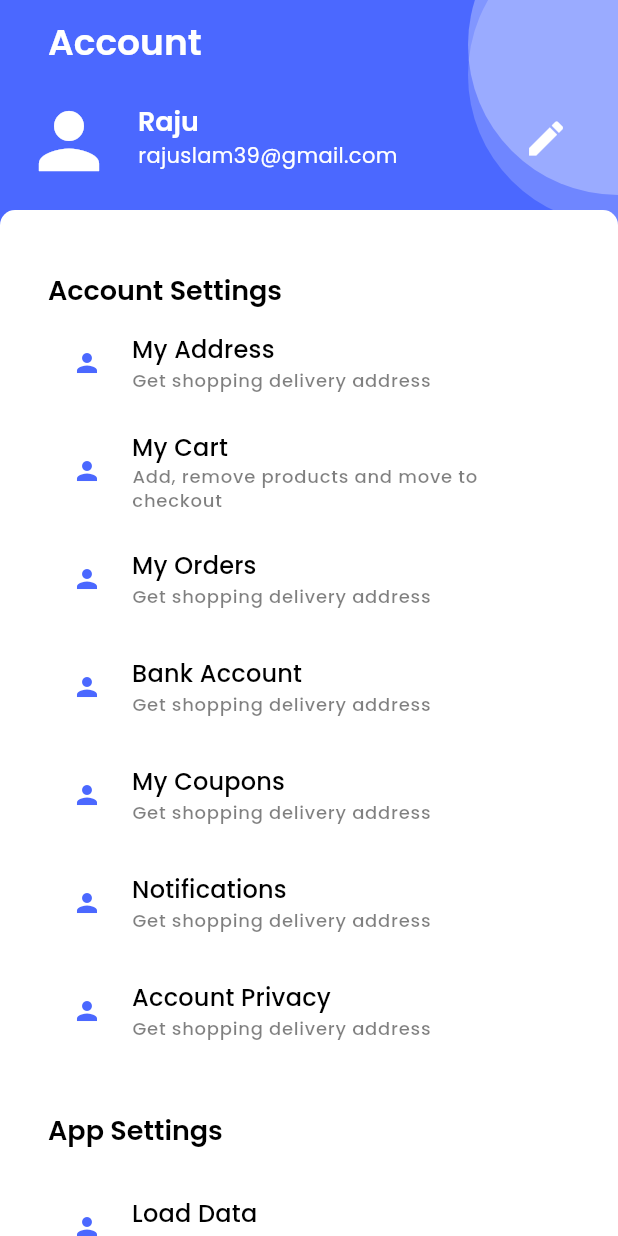
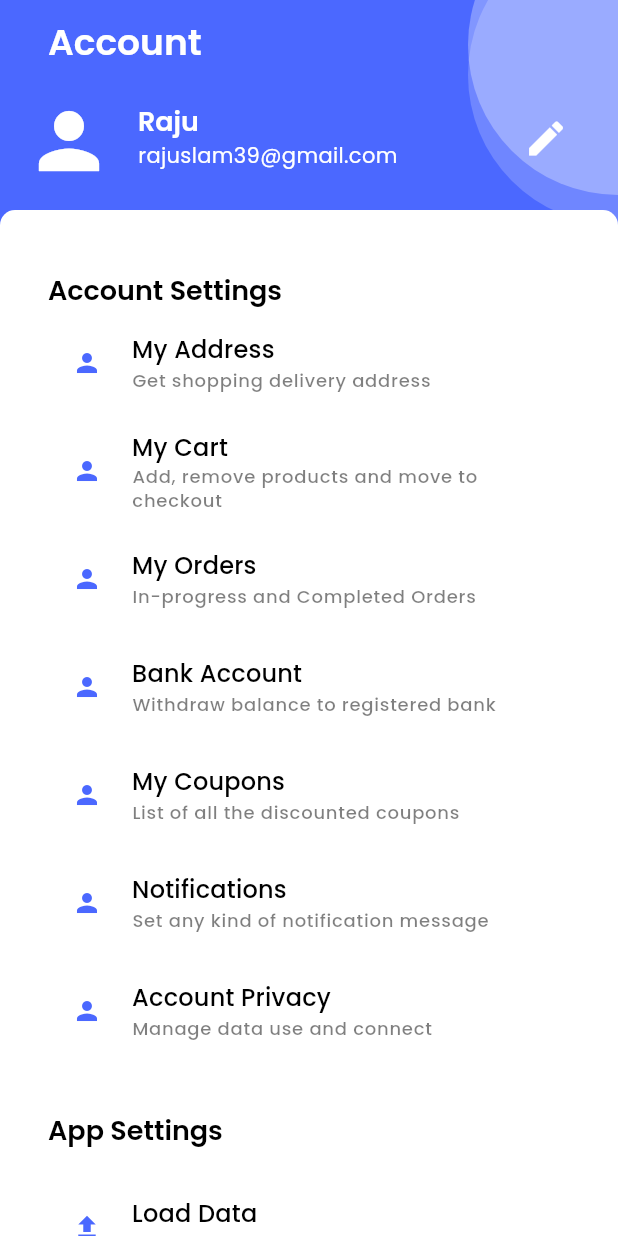
Before and after one commit to araful39/e-mart-app, a Flutter app: the SettingsScreen screen opened directly, on a phone screen of 412 x 824 dp. Run offline on Flutter 3.47's test engine with Material 3 defaults, Android fonts, the phone set to English and light mode, and no system bars; our stand-ins replace carousel_slider, get; network calls fail.

Commit message:
Profile screen working

```diff
--- /dev/null
+++ b/lib/features/personalization/controllers/settings_controller.dart
@@ -0,0 +1,11 @@
+import 'package:get/get.dart';
+
+class SettingsController extends GetxController{
+  RxBool isClick=false.obs;
+
+  onChangeSafeMode(value){
+    isClick.value=value.obs;
+  }
+
+
+}
--- /dev/null
+++ b/lib/features/personalization/screens/profile/profile.dart
@@ -0,0 +1,35 @@
+import 'package:e_mart/common/widgets/appbar/appbar.dart';
+import 'package:e_mart/common/widgets/images/r_circular_image.dart';
+import 'package:e_mart/utills/constants/sizes.dart';
+import 'package:flutter/material.dart';
+
+class Profile extends StatelessWidget {
+  const Profile({super.key});
+
+  @override
+  Widget build(BuildContext context) {
+    return const Scaffold(
+      appBar: RAppBar(
+        title: Text("Profile"),
+        showBackArrow: true,
+      ),
+      body: SingleChildScrollView(
+        child: Padding(
+          padding: EdgeInsets.all(RSizes.defaultSpace),
+          child: Column(
+            children: [
+              Column(
+                children: [
+                  RCircularImage(
+                      imagePath:
+                          "https://scontent.fdac4-1.fna.fbcdn.net/v/t39.30808-6/359379744_1670308010049866_4802363250202591408_n.jpg?_nc_cat=110&ccb=1-7&_nc_sid=efb6e6&_nc_eui2=AeF2GZ7pNyjfPcsXp88GwyQfd8lpX2KM6rp3yWlfYozqugi7_sglBYPVNk5NAFw3hz6-PurQc3XrU2na0A_pCgnv&_nc_ohc=TfRQV44wYmoAX_dVd5f&_nc_zt=23&_nc_ht=scontent.fdac4-1.fna&oh=00_AfA9TtG9YqqqBByQH70poFZRBiTLmFtgcN9JTALS4S5_hw&oe=65D7DBD2",
+                      isNetworkImage: true)
+                ],
+              )
+            ],
+          ),
+        ),
+      ),
+    );
+  }
+}
--- a/lib/features/personalization/screens/settings/settings.dart
+++ b/lib/features/personalization/screens/settings/settings.dart
@@ -3,50 +3,141 @@ import 'package:e_mart/common/widgets/custom_shapes/container/primary_header_con
 import 'package:e_mart/common/widgets/list_tile/r_user_profile_tile.dart';
 import 'package:e_mart/common/widgets/list_tile/settings_menu_tile.dart';
 import 'package:e_mart/common/widgets/texts/section_heading.dart';
+import 'package:e_mart/features/authentication/screens/login/login.dart';
+import 'package:e_mart/features/personalization/controllers/settings_controller.dart';
+import 'package:e_mart/features/personalization/screens/profile/profile.dart';
 import 'package:e_mart/utills/constants/colors.dart';
 import 'package:e_mart/utills/constants/sizes.dart';
 import 'package:flutter/material.dart';
+import 'package:get/get.dart';
 
 class SettingsScreen extends StatelessWidget {
   const SettingsScreen({super.key});
 
   @override
   Widget build(BuildContext context) {
-    return  Scaffold(
+    SettingsController settingsController=Get.put(SettingsController());
+    return Scaffold(
       body: SingleChildScrollView(
         child: Column(
           children: [
             RPrimaryHeaderContainer(
                 headerHeight: 150,
                 topHeight: 140,
-
                 child: Column(
                   children: [
                     RAppBar(
-                  title: Text("Account",style: Theme.of(context).textTheme.headlineMedium?.apply(color: RColores.white),),
+                      title: Text(
+                        "Account",
+                        style: Theme.of(context)
+                            .textTheme
+                            .headlineMedium
+                            ?.apply(color: RColores.white),
                       ),
-                  RUserProfileTile(title: 'Raju', subTitle: 'rajuslam39@gmail.com', onPress: () {  }, icon: Icons.edit,)
+                    ),
+                    RUserProfileTile(
+                      title: 'Raju',
+                      subTitle: 'rajuslam39@gmail.com',
+                      onPress: ()
+                      {
+                        Get.to(const Profile());
+                      },
+                      icon: Icons.edit,
+                    )
                   ],
                 )),
-            const Padding(padding: EdgeInsets.all(RSizes.defaultBtwSections),
+            Padding(
+              padding: const EdgeInsets.all(RSizes.defaultBtwSections),
               child: Column(
                 children: [
-                RSectionHeading(text: "Account Settings"),
-                RSettingsMenuTile(title: 'My Address', subTitle: 'Get shopping delivery address', icon: Icons.person,),
-                RSettingsMenuTile(title: 'My Cart', subTitle: 'Add, remove products and move to checkout', icon: Icons.person,),
-                RSettingsMenuTile(title: 'My Orders', subTitle: 'Get shopping delivery address', icon: Icons.person,),
-                RSettingsMenuTile(title: 'Bank Account', subTitle: 'Get shopping delivery address', icon: Icons.person,),
-                RSettingsMenuTile(title: 'My Coupons', subTitle: 'Get shopping delivery address', icon: Icons.person,),
-                RSettingsMenuTile(title: 'Notifications', subTitle: 'Get shopping delivery address', icon: Icons.person,),
-                RSettingsMenuTile(title: 'Account Privacy', subTitle: 'Get shopping delivery address', icon: Icons.person,),
-                SizedBox(height: RSizes.defaultBtwSections,),
-                RSectionHeading(text: "App Settings"),
-                SizedBox(
+                  const RSectionHeading(text: "Account Settings"),
+                  const RSettingsMenuTile(
+                    title: 'My Address',
+                    subTitle: 'Get shopping delivery address',
+                    icon: Icons.person,
+                  ),
+                  const RSettingsMenuTile(
+                    title: 'My Cart',
+                    subTitle: 'Add, remove products and move to checkout',
+                    icon: Icons.person,
+                  ),
+                   const RSettingsMenuTile(
+                    title: 'My Orders',
+                    subTitle: 'In-progress and Completed Orders',
+                    icon: Icons.person,
+                  ),
+                  const RSettingsMenuTile(
+                    title: 'Bank Account',
+                    subTitle: 'Withdraw balance to registered bank ',
+                    icon: Icons.person,
+                  ),
+                  const RSettingsMenuTile(
+                    title: 'My Coupons',
+                    subTitle: 'List of all the discounted coupons',
+                    icon: Icons.person,
+                  ),
+                  const RSettingsMenuTile(
+                    title: 'Notifications',
+                    subTitle: 'Set any kind of notification message',
+                    icon: Icons.person,
+                  ),
+                  const RSettingsMenuTile(
+                    title: 'Account Privacy',
+                    subTitle: 'Manage data use and connect',
+                    icon: Icons.person,
+                  ),
+                   const SizedBox(
+                    height: RSizes.defaultBtwSections,
+                  ),
+                   const RSectionHeading(text: "App Settings"),
+                   const SizedBox(
                     height: RSizes.spaceBtwItems,
                   ),
-                RSettingsMenuTile(title: 'Load Data', subTitle: 'Get shopping delivery address', icon: Icons.person,),
+                   const RSettingsMenuTile(
+                    title: 'Load Data',
+                    subTitle: 'Get shopping delivery address',
+                    icon: Icons.upload,
+                  ),
+                  RSettingsMenuTile(
+                    title: 'Location',
+                    subTitle: 'Set recommendation',
+                    icon: Icons.location_on_outlined,
+                    trailing: Switch(
+                      value: true,
+                      onChanged: (value) {},
+                    ),
+                  ),
+
+                  RSettingsMenuTile(
+                    title: 'Safe Mode',
+                    subTitle: 'Search result is safe for all ages',
+                    icon: Icons.safety_check,
+                    trailing: Obx(
+                    ()=> Switch(
+                        value: settingsController.isClick.value,
+                        onChanged: (value) {
+                          settingsController.onChangeSafeMode(value);
+                        },
+                      ),
+                    ),
+                  ),
+                   const RSettingsMenuTile(
+                    title: 'HD Image Quality',
+                    subTitle: 'Set image quality to be seen',
+                    icon: Icons.image,
+                  ),
+                   const SizedBox(
+                    height: RSizes.defaultBtwSections,
+                  ),
+                  SizedBox(
+                    width: double.infinity,
+                    child: OutlinedButton(onPressed: (){
+                      Get.offAll(const LoginScreen());
+                    }, child: const Text("LogOut")),
+                  )
                 ],
-            ),)
+              ),
+            )
           ],
         ),
       ),
```
Lines whose indentation alone changed are shown as unchanged.
